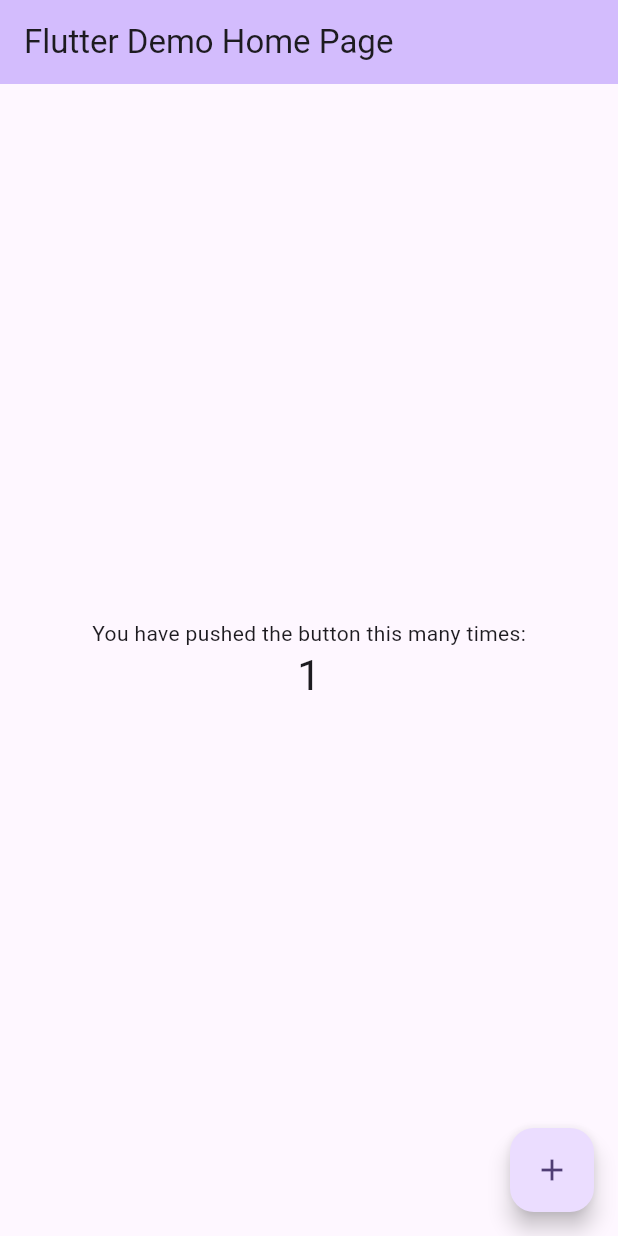
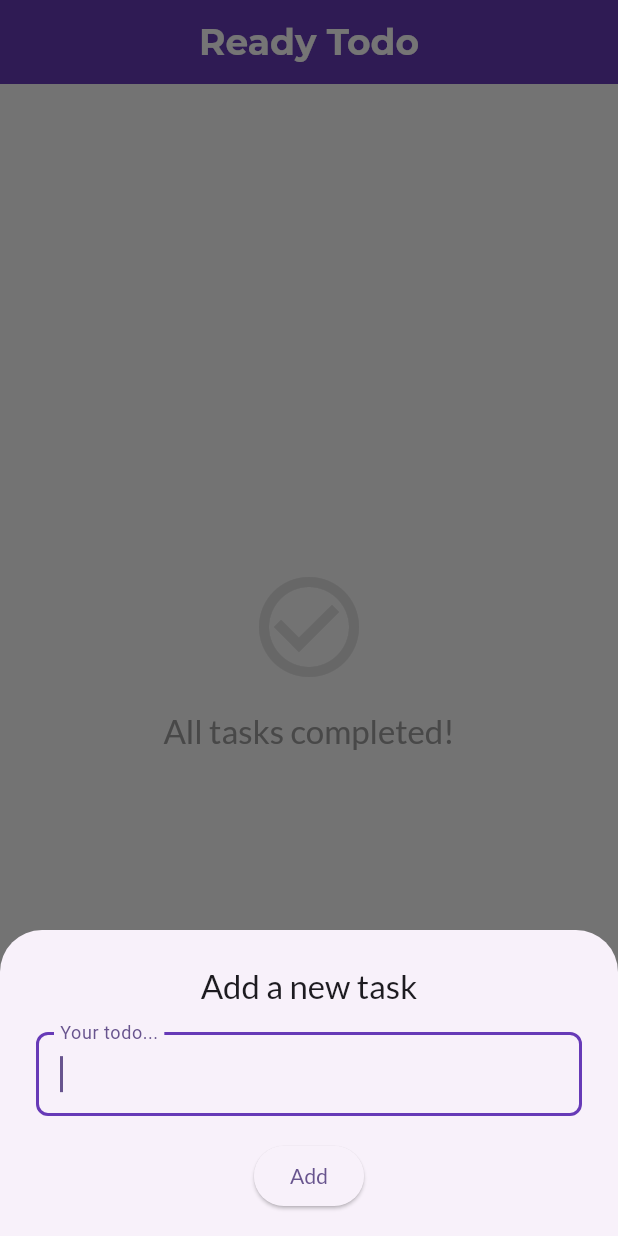
Before and after one commit to yasin9064/Todo-App, a Flutter app: the screen it shows after launch, after a tap on the "add" icon, on a phone screen of 412 x 824 dp. Run offline on Flutter 3.47's test engine with Material 3 defaults, Android fonts, the phone set to English and light mode, and no system bars; our stand-ins replace google_fonts.

Commit message:
First commit

```diff
--- a/lib/main.dart
+++ b/lib/main.dart
@@ -1,122 +1,124 @@
 import 'package:flutter/material.dart';
+import 'package:provider/provider.dart';
+import 'todo_provider.dart';
+import 'theme.dart';
+import 'todo_item.dart';
 
 void main() {
-  runApp(const MyApp());
+  runApp(
+    ChangeNotifierProvider(
+      create: (context) => TodoProvider(),
+      child: const MyApp(),
+    ),
+  );
 }
 
 class MyApp extends StatelessWidget {
   const MyApp({super.key});
 
-  // This widget is the root of your application.
   @override
   Widget build(BuildContext context) {
     return MaterialApp(
-      title: 'Flutter Demo',
-      theme: ThemeData(
-        // This is the theme of your application.
-        //
-        // TRY THIS: Try running your application with "flutter run". You'll see
-        // the application has a purple toolbar. Then, without quitting the app,
-        // try changing the seedColor in the colorScheme below to Colors.green
-        // and then invoke "hot reload" (save your changes or press the "hot
-        // reload" button in a Flutter-supported IDE, or press "r" if you used
-        // the command line to start the app).
-        //
-        // Notice that the counter didn't reset back to zero; the application
-        // state is not lost during the reload. To reset the state, use hot
-        // restart instead.
-        //
-        // This works for code too, not just values: Most code changes can be
-        // tested with just a hot reload.
-        colorScheme: ColorScheme.fromSeed(seedColor: Colors.deepPurple),
-      ),
-      home: const MyHomePage(title: 'Flutter Demo Home Page'),
+      title: 'Flutter Todo App',
+      theme: lightTheme,
+      darkTheme: darkTheme,
+      debugShowCheckedModeBanner: false,
+      home: const TodoListScreen(),
     );
   }
 }
 
-class MyHomePage extends StatefulWidget {
-  const MyHomePage({super.key, required this.title});
+class TodoListScreen extends StatelessWidget {
+  const TodoListScreen({super.key});
 
-  // This widget is the home page of your application. It is stateful, meaning
-  // that it has a State object (defined below) that contains fields that affect
-  // how it looks.
+  void _showAddTodoSheet(BuildContext context) {
+    final todoProvider = Provider.of<TodoProvider>(context, listen: false);
+    final TextEditingController controller = TextEditingController();
 
-  // This class is the configuration for the state. It holds the values (in this
-  // case the title) provided by the parent (in this case the App widget) and
-  // used by the build method of the State. Fields in a Widget subclass are
-  // always marked "final".
-
-  final String title;
-
-  @override
-  State<MyHomePage> createState() => _MyHomePageState();
+    showModalBottomSheet(
+      context: context,
+      isScrollControlled: true,
+      builder: (context) {
+        return Padding(
+          padding: EdgeInsets.only(
+            bottom: MediaQuery.of(context).viewInsets.bottom,
+            top: 24,
+            left: 24,
+            right: 24,
+          ),
+          child: Column(
+            mainAxisSize: MainAxisSize.min,
+            children: [
+              Text('Add a new task', style: Theme.of(context).textTheme.titleLarge),
+              const SizedBox(height: 16),
+              TextField(
+                controller: controller,
+                autofocus: true,
+                decoration: const InputDecoration(
+                  labelText: 'Your todo...',
+                ),
+              ),
+              const SizedBox(height: 16),
+              ElevatedButton(
+                onPressed: () {
+                  if (controller.text.isNotEmpty) {
+                    todoProvider.addTodo(controller.text);
+                    Navigator.pop(context);
                   }
-
-class _MyHomePageState extends State<MyHomePage> {
-  int _counter = 0;
-
-  void _incrementCounter() {
-    setState(() {
-      // This call to setState tells the Flutter framework that something has
-      // changed in this State, which causes it to rerun the build method below
-      // so that the display can reflect the updated values. If we changed
-      // _counter without calling setState(), then the build method would not be
-      // called again, and so nothing would appear to happen.
-      _counter++;
-    });
+                },
+                child: const Text('Add'),
+              ),
+              const SizedBox(height: 16),
+            ],
+          ),
+        );
+      },
+    );
   }
 
   @override
   Widget build(BuildContext context) {
-    // This method is rerun every time setState is called, for instance as done
-    // by the _incrementCounter method above.
-    //
-    // The Flutter framework has been optimized to make rerunning build methods
-    // fast, so that you can just rebuild anything that needs updating rather
-    // than having to individually change instances of widgets.
+    final todoProvider = Provider.of<TodoProvider>(context);
+
     return Scaffold(
       appBar: AppBar(
-        // TRY THIS: Try changing the color here to a specific color (to
-        // Colors.amber, perhaps?) and trigger a hot reload to see the AppBar
-        // change color while the other colors stay the same.
-        backgroundColor: Theme.of(context).colorScheme.inversePrimary,
-        // Here we take the value from the MyHomePage object that was created by
-        // the App.build method, and use it to set our appbar title.
-        title: Text(widget.title),
+        title: const Text('Ready Todo'),
+        centerTitle: true,
       ),
-      body: Center(
-        // Center is a layout widget. It takes a single child and positions it
-        // in the middle of the parent.
+      body: todoProvider.todos.isEmpty
+          ? Center(
               child: Column(
-          // Column is also a layout widget. It takes a list of children and
-          // arranges them vertically. By default, it sizes itself to fit its
-          // children horizontally, and tries to be as tall as its parent.
-          //
-          // Column has various properties to control how it sizes itself and
-          // how it positions its children. Here we use mainAxisAlignment to
-          // center the children vertically; the main axis here is the vertical
-          // axis because Columns are vertical (the cross axis would be
-          // horizontal).
-          //
-          // TRY THIS: Invoke "debug painting" (choose the "Toggle Debug Paint"
-          // action in the IDE, or press "p" in the console), to see the
-          // wireframe for each widget.
                 mainAxisAlignment: MainAxisAlignment.center,
-          children: <Widget>[
-            const Text('You have pushed the button this many times:'),
+                children: [
+                  Icon(Icons.check_circle_outline, size: 80, color: Colors.grey[300]),
+                  const SizedBox(height: 16),
                   Text(
-              '$_counter',
-              style: Theme.of(context).textTheme.headlineMedium,
+                    'All tasks completed!',
+                    style: Theme.of(context).textTheme.titleLarge?.copyWith(color: Colors.grey),
                   ),
                 ],
               ),
+            )
+          : ListView.builder(
+              itemCount: todoProvider.todos.length,
+              itemBuilder: (context, index) {
+                final todo = todoProvider.todos[index];
+                return TodoItem(
+                  title: todo.title,
+                  isDone: todo.isDone,
+                  onChanged: (value) {
+                    todoProvider.toggleTodoStatus(index);
+                  },
+                  onDelete: () {
+                    todoProvider.removeTodoAt(index);
+                  },
+                );
+              },
             ),
       floatingActionButton: FloatingActionButton(
-        onPressed: _incrementCounter,
-        tooltip: 'Increment',
+        onPressed: () => _showAddTodoSheet(context),
         child: const Icon(Icons.add),
-      ), // This trailing comma makes auto-formatting nicer for build methods.
+      ),
     );
   }
 }
--- /dev/null
+++ b/lib/theme.dart
@@ -0,0 +1,76 @@
+import 'package:flutter/material.dart';
+import 'package:google_fonts/google_fonts.dart';
+
+const MaterialColor primarySeedColor = Colors.deepPurple;
+
+// Define a common TextTheme
+final TextTheme appTextTheme = TextTheme(
+  displayLarge: GoogleFonts.montserrat(fontSize: 57, fontWeight: FontWeight.bold),
+  titleLarge: GoogleFonts.lato(fontSize: 22, fontWeight: FontWeight.w500),
+  bodyMedium: GoogleFonts.lato(fontSize: 14),
+  labelLarge: GoogleFonts.lato(fontSize: 14, fontWeight: FontWeight.w500),
+);
+
+// Light Theme
+final ThemeData lightTheme = ThemeData(
+  useMaterial3: true,
+  colorScheme: ColorScheme.fromSeed(
+    seedColor: primarySeedColor,
+    brightness: Brightness.light,
+  ),
+  textTheme: appTextTheme,
+  appBarTheme: AppBarTheme(
+    backgroundColor: primarySeedColor,
+    foregroundColor: Colors.white,
+    titleTextStyle: GoogleFonts.montserrat(fontSize: 24, fontWeight: FontWeight.bold),
+  ),
+  floatingActionButtonTheme: FloatingActionButtonThemeData(
+    backgroundColor: primarySeedColor,
+    foregroundColor: Colors.white,
+  ),
+  cardTheme: CardThemeData(
+    elevation: 2,
+    shape: RoundedRectangleBorder(borderRadius: BorderRadius.circular(12)),
+    margin: const EdgeInsets.symmetric(horizontal: 16, vertical: 8),
+  ),
+  inputDecorationTheme: InputDecorationTheme(
+    border: OutlineInputBorder(borderRadius: BorderRadius.circular(8)),
+    focusedBorder: OutlineInputBorder(
+      borderRadius: BorderRadius.circular(8),
+      borderSide: const BorderSide(color: primarySeedColor, width: 2),
+    ),
+  ),
+  scaffoldBackgroundColor: Colors.grey[50],
+);
+
+// Dark Theme
+final ThemeData darkTheme = ThemeData(
+  useMaterial3: true,
+  colorScheme: ColorScheme.fromSeed(
+    seedColor: primarySeedColor,
+    brightness: Brightness.dark,
+  ),
+  textTheme: appTextTheme,
+  appBarTheme: AppBarTheme(
+    backgroundColor: Colors.grey[900],
+    foregroundColor: Colors.white,
+    titleTextStyle: GoogleFonts.montserrat(fontSize: 24, fontWeight: FontWeight.bold),
+  ),
+  floatingActionButtonTheme: FloatingActionButtonThemeData(
+    backgroundColor: primarySeedColor.shade200,
+    foregroundColor: Colors.black,
+  ),
+  cardTheme: CardThemeData(
+    elevation: 2,
+    shape: RoundedRectangleBorder(borderRadius: BorderRadius.circular(12)),
+    margin: const EdgeInsets.symmetric(horizontal: 16, vertical: 8),
+  ),
+  inputDecorationTheme: InputDecorationTheme(
+    border: OutlineInputBorder(borderRadius: BorderRadius.circular(8)),
+    focusedBorder: OutlineInputBorder(
+      borderRadius: BorderRadius.circular(8),
+      borderSide: BorderSide(color: primarySeedColor.shade200, width: 2),
+    ),
+  ),
+  scaffoldBackgroundColor: Colors.black,
+);
--- /dev/null
+++ b/lib/todo_item.dart
@@ -0,0 +1,40 @@
+import 'package:flutter/material.dart';
+
+class TodoItem extends StatelessWidget {
+  final String title;
+  final bool isDone;
+  final ValueChanged<bool?>? onChanged;
+  final VoidCallback onDelete;
+
+  const TodoItem({
+    super.key,
+    required this.title,
+    required this.isDone,
+    this.onChanged,
+    required this.onDelete,
+  });
+
+  @override
+  Widget build(BuildContext context) {
+    return Card(
+      child: ListTile(
+        leading: Checkbox(
+          value: isDone,
+          onChanged: onChanged,
+          activeColor: Theme.of(context).colorScheme.primary,
+        ),
+        title: Text(
+          title,
+          style: Theme.of(context).textTheme.bodyMedium?.copyWith(
+                decoration: isDone ? TextDecoration.lineThrough : null,
+                color: isDone ? Colors.grey : null,
+              ),
+        ),
+        trailing: IconButton(
+          icon: const Icon(Icons.delete_outline, color: Colors.red),
+          onPressed: onDelete,
+        ),
+      ),
+    );
+  }
+}
--- /dev/null
+++ b/lib/todo_provider.dart
@@ -0,0 +1,29 @@
+import 'package:flutter/material.dart';
+
+class Todo {
+  String title;
+  bool isDone;
+
+  Todo({required this.title, this.isDone = false});
+}
+
+class TodoProvider with ChangeNotifier {
+  final List<Todo> _todos = [];
+
+  List<Todo> get todos => _todos;
+
+  void addTodo(String title) {
+    _todos.add(Todo(title: title));
+    notifyListeners();
+  }
+
+  void toggleTodoStatus(int index) {
+    _todos[index].isDone = !_todos[index].isDone;
+    notifyListeners();
+  }
+
+  void removeTodoAt(int index) {
+    _todos.removeAt(index);
+    notifyListeners();
+  }
+}
--- a/pubspec.yaml
+++ b/pubspec.yaml
@@ -34,6 +34,8 @@ dependencies:
   # The following adds the Cupertino Icons font to your application.
   # Use with the CupertinoIcons class for iOS style icons.
   cupertino_icons: ^1.0.8
+  provider: ^6.1.5+1
+  google_fonts: ^6.3.2
 
 dev_dependencies:
   flutter_test:
```
Also changed, not shown: pubspec.lock, 1 other file. Lines whose indentation alone changed are shown as unchanged.
